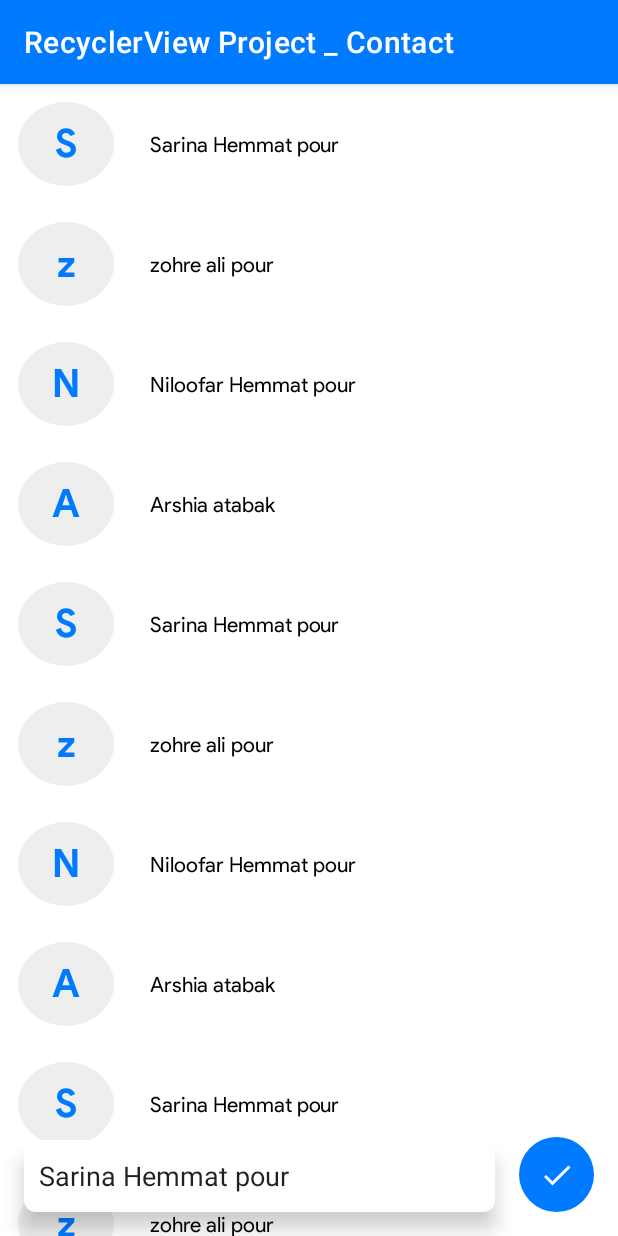
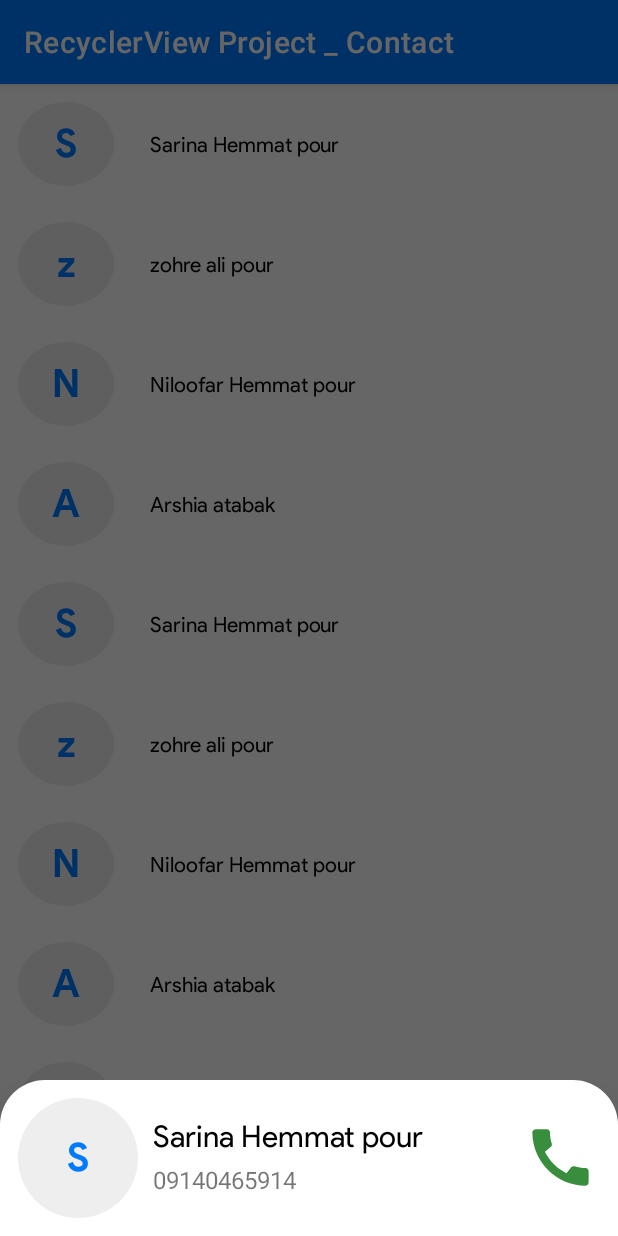
Before and after one commit to sarina-hemmatpour/Contacts_miniProject, an Android app: the screen it shows after launch (MainActivity), after a tap on an icon or button, on a phone screen of 412 x 824 dp. Run offline under Robolectric (Android 15) with nearby library versions, the phone set to English and light mode, and no system bars.

Commit message:
add dial sheet fragment

```diff
--- a/app/src/main/AndroidManifest.xml
+++ b/app/src/main/AndroidManifest.xml
@@ -1,6 +1,10 @@
 <?xml version="1.0" encoding="utf-8"?>
 <manifest xmlns:android="http://schemas.android.com/apk/res/android"
     package="com.example.recyclerviewproject_contact">
+
+    <uses-permission android:name="android.permission.INTERNET"/>
+    <uses-permission android:name="android.permission.CALL_PHONE"/>
+
 
     <application
         android:allowBackup="true"
@@ -15,10 +19,10 @@
             android:exported="true">
             <intent-filter>
                 <action android:name="android.intent.action.MAIN" />
-
                 <category android:name="android.intent.category.LAUNCHER" />
             </intent-filter>
         </activity>
     </application>
 
+
 </manifest>
--- /dev/null
+++ b/app/src/main/java/com/example/recyclerviewproject_contact/DialerSheet.java
@@ -0,0 +1,82 @@
+package com.example.recyclerviewproject_contact;
+
+import android.app.Application;
+import android.content.Context;
+import android.os.Bundle;
+import android.view.LayoutInflater;
+import android.view.View;
+import android.view.ViewGroup;
+import android.widget.ImageView;
+import android.widget.TextView;
+
+import androidx.annotation.NonNull;
+import androidx.annotation.Nullable;
+import androidx.fragment.app.DialogFragment;
+
+import com.google.android.material.bottomsheet.BottomSheetDialogFragment;
+
+public class DialerSheet extends BottomSheetDialogFragment {
+
+    private static final String EXTRA_KEY_INDEX = "628";
+
+    OnEventListener eventListener;
+
+    @Override
+    public void onAttach(@NonNull Context context) {
+        super.onAttach(context);
+        eventListener=(OnEventListener) context;
+    }
+
+    @Nullable
+    @Override
+    public View onCreateView(@NonNull LayoutInflater inflater, @Nullable ViewGroup container, @Nullable Bundle savedInstanceState) {
+        View view = inflater.inflate(R.layout.bottom_sheet_container , container , false);
+
+        return view;
+    }
+
+    @Override
+    public void onCreate(@Nullable Bundle savedInstanceState) {
+        super.onCreate(savedInstanceState);
+        setStyle(DialogFragment.STYLE_NO_FRAME ,R.style.AppBottomSheetDialogTheme);
+    }
+
+    @Override
+    public void onViewCreated(@NonNull View view, @Nullable Bundle savedInstanceState) {
+        super.onViewCreated(view, savedInstanceState);
+
+        int index = getArguments().getInt(EXTRA_KEY_INDEX);
+
+        TextView tvFirst=getView().findViewById(R.id.tvSheetFirst);
+        TextView tvFullName=getView().findViewById(R.id.tvSheettFull);
+        TextView tvPhoneNumber=getView().findViewById(R.id.tvPhoneNumber);
+        ImageView ivCall=getView().findViewById(R.id.ivCall);
+
+        tvFirst.setText(ApplicationClass.contacts.get(index).getFullName().substring(0,1));
+        tvFullName.setText(ApplicationClass.contacts.get(index).getFullName());
+        tvPhoneNumber.setText(ApplicationClass.contacts.get(index).getPhoneNumber());
+
+
+        ivCall.setOnClickListener(new View.OnClickListener() {
+            @Override
+            public void onClick(View view) {
+                eventListener.onCallClicked(index);
+            }
+        });
+
+    }
+
+    interface OnEventListener
+    {
+        void onCallClicked(int index);
+    }
+
+    public static DialerSheet newInstance(int index) {
+
+        Bundle args = new Bundle();
+        args.putInt(EXTRA_KEY_INDEX , index);
+        DialerSheet fragment = new DialerSheet();
+        fragment.setArguments(args);
+        return fragment;
+    }
+}
--- a/app/src/main/java/com/example/recyclerviewproject_contact/MainActivity.java
+++ b/app/src/main/java/com/example/recyclerviewproject_contact/MainActivity.java
@@ -4,6 +4,8 @@ import androidx.appcompat.app.AppCompatActivity;
 import androidx.recyclerview.widget.LinearLayoutManager;
 import androidx.recyclerview.widget.RecyclerView;
 
+import android.content.Intent;
+import android.net.Uri;
 import android.os.Bundle;
 import android.view.LayoutInflater;
 import android.view.View;
@@ -14,7 +16,7 @@ import android.widget.Toast;
 
 import com.google.android.material.bottomsheet.BottomSheetDialog;
 
-public class MainActivity extends AppCompatActivity  implements ContactAdaptor.ItemClicked {
+public class MainActivity extends AppCompatActivity  implements ContactAdaptor.ItemClicked, DialerSheet.OnEventListener {
 
     RecyclerView recyclerView;
     ContactAdaptor adapter;
@@ -64,6 +66,12 @@ public class MainActivity extends AppCompatActivity  implements ContactAdaptor.I
 
         editingItemIndex=index;
         editMode=true;
+
+
+        //bottom sheet
+        DialerSheet dialerSheet=DialerSheet.newInstance(index);
+        dialerSheet.show(getSupportFragmentManager() , null);
+
     }
 
     @Override
@@ -112,4 +120,10 @@ public class MainActivity extends AppCompatActivity  implements ContactAdaptor.I
         });
     }
 
+    @Override
+    public void onCallClicked(int index) {
+        Intent callIntent=new Intent(Intent.ACTION_DIAL);
+        callIntent.setData(Uri.parse("tel:"+ApplicationClass.contacts.get(index).getPhoneNumber()));
+        startActivity(callIntent);
+    }
 }
--- a/app/src/main/res/layout/buttom_sheet_container.xml
+++ b/app/src/main/res/layout/bottom_sheet_container.xml
@@ -6,7 +6,6 @@
     android:layout_width="match_parent"
     android:layout_height="wrap_content"
     android:layout_margin="20dp"
-    android:background="@drawable/bottom_sheet_background"
     android:orientation="vertical">
 
     <LinearLayout
@@ -31,8 +30,8 @@
         <LinearLayout
             android:layout_width="wrap_content"
             android:layout_height="match_parent"
-            android:orientation="vertical"
-            android:layout_weight="2">
+            android:layout_weight="2"
+            android:orientation="vertical">
 
             <TextView
                 android:id="@+id/tvSheettFull"
@@ -60,8 +59,8 @@
             android:layout_width="50dp"
             android:layout_height="50dp"
             android:layout_gravity="center"
+            android:layout_weight="1"
             android:backgroundTint="#388E3C"
-            android:layout_weight="1"
             android:clickable="true"
             app:srcCompat="@drawable/call"
             tools:ignore="SpeakableTextPresentCheck" />
--- a/app/src/main/res/values/themes.xml
+++ b/app/src/main/res/values/themes.xml
@@ -14,12 +14,12 @@
         <!-- Customize your theme here. -->
     </style>
 
-    <style name="BottomSheetDialogTheme" parent="Theme.Design.Light.BottomSheetDialog">
+    <style name="AppBottomSheetDialogTheme" parent="Theme.Design.Light.BottomSheetDialog">
         <item name="bottomSheetStyle">@style/BottomSheetStyle</item>
     </style>
 
     <style name="BottomSheetStyle" parent="Widget.Design.BottomSheet.Modal">
-        <item name="android:background">@android:color/transparent</item>
+        <item name="android:background">@drawable/bottom_sheet_background</item>
     </style>
 
 </resources>
```
